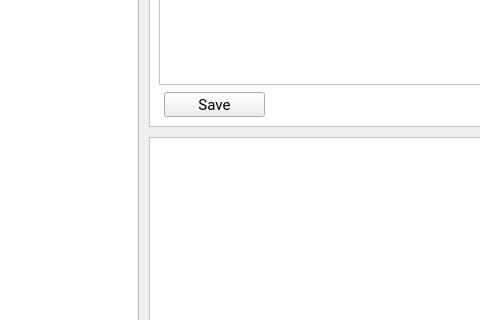
First picture: the form in client/mainwindow.ui, repository 23vbq/tv-managing-system, before the edit; both pictures show x 496 to 976 and y 247 to 567 of the 1280 by 741 pixel window.
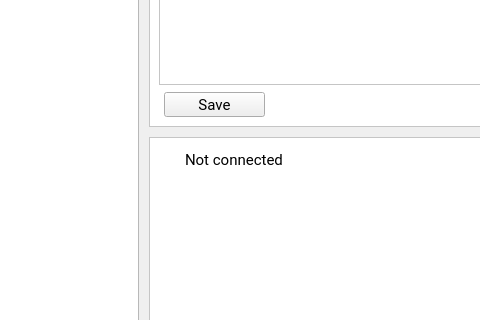
Second picture: the form after the edit. Icons and pictures are not drawn.

Commit message: [C] MainWindow: Is client connected info

```diff
--- a/client/mainwindow.ui
+++ b/client/mainwindow.ui
@@ -296,6 +296,25 @@
       <pixmap resource="resources.qrc">:/icon/connection/img/icon/connection/red.png</pixmap>
      </property>
     </widget>
+    <widget class="QLabel" name="epInfoConLabel">
+     <property name="geometry">
+      <rect>
+       <x>36</x>
+       <y>15</y>
+       <width>111</width>
+       <height>16</height>
+      </rect>
+     </property>
+     <property name="font">
+      <font>
+       <family>Roboto</family>
+       <pointsize>11</pointsize>
+      </font>
+     </property>
+     <property name="text">
+      <string>Not connected</string>
+     </property>
+    </widget>
    </widget>
   </widget>
   <widget class="QMenuBar" name="menubar">
```
The commit also changes 1 other file.
